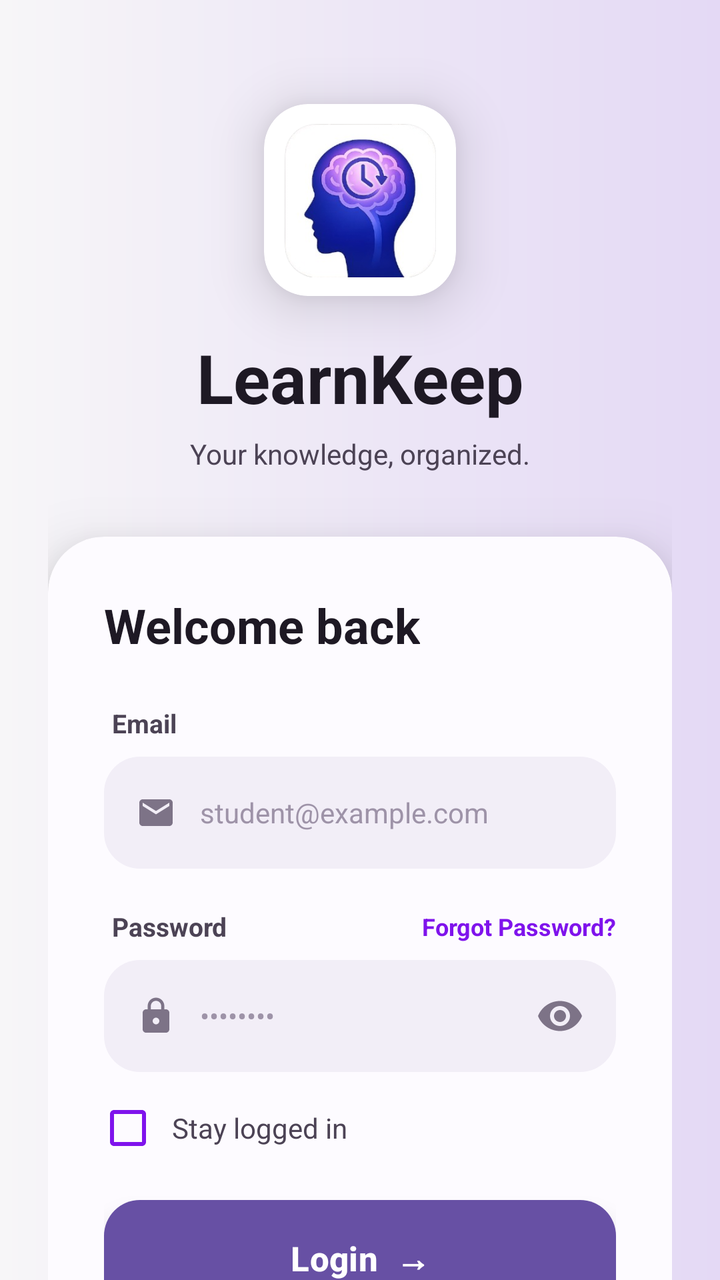
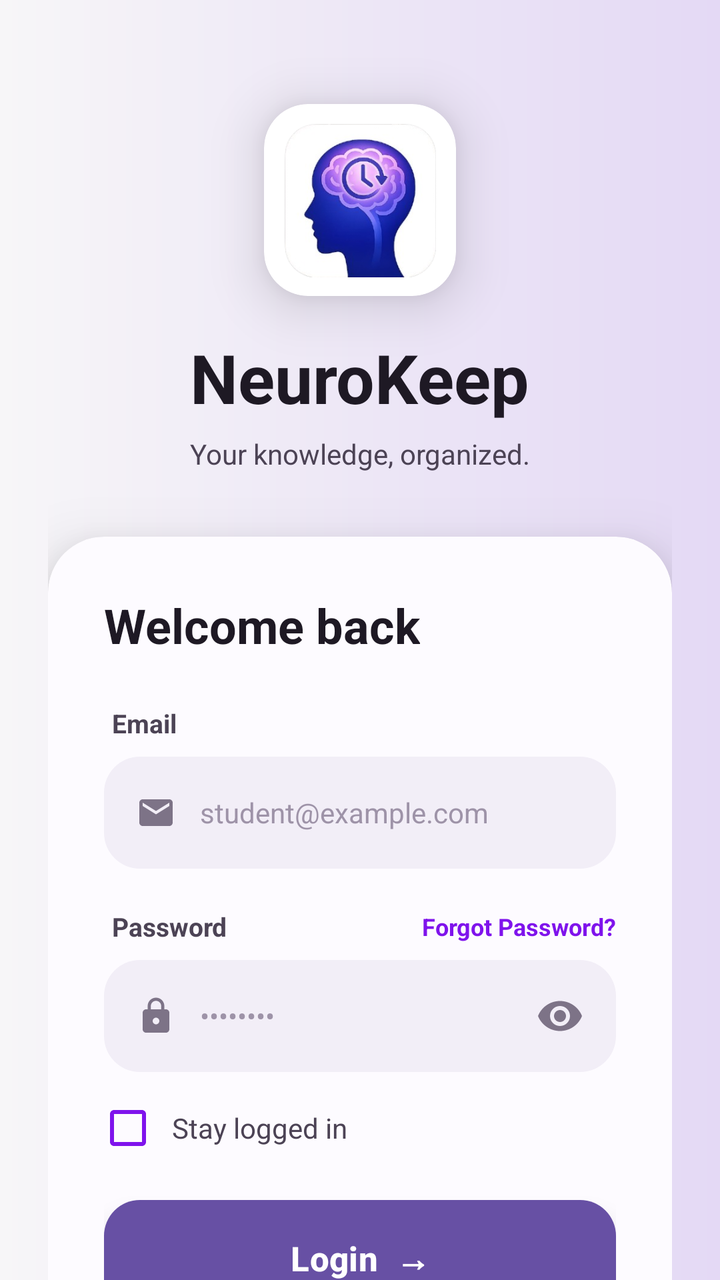

Compare the two renders of this Android layout. The source of the first and the diff that turns it into the second are given below.
<!-- AndroidManifest.xml: application theme Theme.LearnKeep -->
<!-- res/layout/activity_login.xml -->
<?xml version="1.0" encoding="utf-8"?>
<ScrollView xmlns:android="http://schemas.android.com/apk/res/android"
    xmlns:app="http://schemas.android.com/apk/res-auto"
    android:layout_width="match_parent"
    android:layout_height="match_parent"
    android:background="@drawable/bg_login_screen"
    android:fillViewport="true"
    android:fitsSystemWindows="true"
    android:scrollbars="none">

    <LinearLayout
        android:layout_width="match_parent"
        android:layout_height="wrap_content"
        android:orientation="vertical"
        android:gravity="center_horizontal"
        android:paddingStart="24dp"
        android:paddingEnd="24dp"
        android:paddingBottom="32dp">

        
        <androidx.cardview.widget.CardView
            android:layout_width="96dp"
            android:layout_height="96dp"
            android:layout_marginTop="52dp"
            app:cardCornerRadius="22dp"
            app:cardElevation="16dp">

            <ImageView
                android:layout_width="match_parent"
                android:layout_height="match_parent"
                android:contentDescription="AppLogo"
                android:padding="10dp"
                android:scaleType="centerCrop"
                android:src="@drawable/learnkeep_logo" />

        </androidx.cardview.widget.CardView>

        
        <TextView
            android:layout_width="wrap_content"
            android:layout_height="wrap_content"
            android:layout_marginTop="18dp"
            android:text="LearnKeep"
            android:textColor="#1E1924"
            android:textSize="34sp"
            android:textStyle="bold"/>

        
        <TextView
            android:layout_width="wrap_content"
            android:layout_height="wrap_content"
            android:layout_marginTop="6dp"
            android:text="Your knowledge, organized."
            android:textColor="#4C4355"
            android:textSize="14sp"/>

        
        <androidx.cardview.widget.CardView
            android:layout_width="match_parent"
            android:layout_height="wrap_content"
            android:layout_marginTop="32dp"
            app:cardCornerRadius="28dp"
            app:cardElevation="20dp"
            app:cardBackgroundColor="#FDFBFF">

            <LinearLayout
                android:layout_width="match_parent"
                android:layout_height="wrap_content"
                android:orientation="vertical"
                android:padding="28dp">

                <TextView
                    android:layout_width="wrap_content"
                    android:layout_height="wrap_content"
                    android:text="Welcome back"
                    android:textColor="#1E1924"
                    android:textSize="24sp"
                    android:textStyle="bold"
                    android:layout_marginBottom="24dp"/>

                
                <TextView
                    android:layout_width="wrap_content"
                    android:layout_height="wrap_content"
                    android:text="Email"
                    android:textColor="#4C4355"
                    android:textSize="13sp"
                    android:textStyle="bold"
                    android:layout_marginStart="4dp"
                    android:layout_marginBottom="8dp"/>

                
                <LinearLayout
                    android:layout_width="match_parent"
                    android:layout_height="56dp"
                    android:background="@drawable/bg_input_login"
                    android:gravity="center_vertical"
                    android:orientation="horizontal"
                    android:paddingStart="16dp"
                    android:paddingEnd="16dp">

                    <ImageView
                        android:layout_width="20dp"
                        android:layout_height="20dp"
                        android:src="@drawable/ic_login_mail"
                        app:tint="#7D7387" />

                    <EditText
                        android:id="@+id/etEmail"
                        android:layout_width="0dp"
                        android:layout_height="match_parent"
                        android:layout_weight="1"
                        android:background="@null"
                        android:hint="student@example.com"
                        android:textColorHint="#9E93A8"
                        android:inputType="textEmailAddress"
                        android:textSize="14sp"
                        android:textColor="#1E1924"
                        android:paddingStart="12dp"
                        android:imeOptions="actionNext"
                        android:singleLine="true"/>
                </LinearLayout>

                
                <LinearLayout
                    android:layout_width="match_parent"
                    android:layout_height="wrap_content"
                    android:orientation="horizontal"
                    android:gravity="center_vertical"
                    android:layout_marginTop="20dp"
                    android:layout_marginBottom="8dp">

                    <TextView
                        android:layout_width="0dp"
                        android:layout_height="wrap_content"
                        android:layout_weight="1"
                        android:text="Password"
                        android:textColor="#4C4355"
                        android:textSize="13sp"
                        android:textStyle="bold"
                        android:layout_marginStart="4dp"/>

                    
                    <TextView
                        android:id="@+id/txtForgotPassword"
                        android:layout_width="wrap_content"
                        android:layout_height="wrap_content"
                        android:text="Forgot Password?"
                        android:textColor="#7F13EC"
                        android:textSize="12sp"
                        android:textStyle="bold"
                        android:clickable="true"
                        android:focusable="true"/>
                </LinearLayout>

                
                <LinearLayout
                    android:layout_width="match_parent"
                    android:layout_height="56dp"
                    android:background="@drawable/bg_input_login"
                    android:gravity="center_vertical"
                    android:orientation="horizontal"
                    android:paddingStart="16dp"
                    android:paddingEnd="8dp">

                    <ImageView
                        android:layout_width="20dp"
                        android:layout_height="20dp"
                        android:src="@drawable/ic_login_lock"
                        app:tint="#7D7387" />

                    <EditText
                        android:id="@+id/etPassword"
                        android:layout_width="0dp"
                        android:layout_height="match_parent"
                        android:layout_weight="1"
                        android:background="@null"
                        android:hint="••••••••"
                        android:textColorHint="#9E93A8"
                        android:inputType="textPassword"
                        android:textSize="14sp"
                        android:textColor="#1E1924"
                        android:paddingStart="12dp"
                        android:imeOptions="actionDone"
                        android:singleLine="true"/>

                    <ImageButton
                        android:id="@+id/ibTogglePassword"
                        android:layout_width="40dp"
                        android:layout_height="40dp"
                        android:background="@android:color/transparent"
                        android:src="@drawable/ic_login_visibility"
                        android:padding="8dp"
                        android:contentDescription="Toggle password"
                        app:tint="#7D7387" />
                </LinearLayout>

                
                <LinearLayout
                    android:layout_width="match_parent"
                    android:layout_height="wrap_content"
                    android:orientation="horizontal"
                    android:gravity="center_vertical"
                    android:layout_marginTop="16dp">

                    <CheckBox
                        android:id="@+id/cbStayLoggedIn"
                        android:layout_width="24dp"
                        android:layout_height="24dp"
                        android:buttonTint="#7F13EC"/>

                    <TextView
                        android:layout_width="wrap_content"
                        android:layout_height="wrap_content"
                        android:text="Stay logged in"
                        android:textColor="#4C4355"
                        android:textSize="14sp"
                        android:layout_marginStart="10dp"/>
                </LinearLayout>

                
                <Button
                    android:id="@+id/btnLogin"
                    android:layout_width="match_parent"
                    android:layout_height="58dp"
                    android:layout_marginTop="24dp"
                    android:background="@drawable/bg_btn_login_primary"
                    android:text="Login  →"
                    android:textColor="#FFFFFF"
                    android:textSize="17sp"
                    android:textStyle="bold"
                    android:stateListAnimator="@null"
                    android:elevation="8dp"/>

                
                <LinearLayout
                    android:layout_width="match_parent"
                    android:layout_height="wrap_content"
                    android:orientation="horizontal"
                    android:gravity="center_vertical"
                    android:layout_marginTop="28dp"
                    android:layout_marginBottom="20dp">

                    <View
                        android:layout_width="0dp"
                        android:layout_height="1dp"
                        android:layout_weight="1"
                        android:background="#33CEC2D8"/>

                    <TextView
                        android:layout_width="wrap_content"
                        android:layout_height="wrap_content"
                        android:text="CONTINUE WITH"
                        android:textColor="#7D7387"
                        android:textSize="10sp"
                        android:paddingStart="14dp"
                        android:paddingEnd="14dp"
                        android:letterSpacing="0.12"/>

                    <View
                        android:layout_width="0dp"
                        android:layout_height="1dp"
                        android:layout_weight="1"
                        android:background="#33CEC2D8"/>
                </LinearLayout>

                
                <LinearLayout
                    android:layout_width="match_parent"
                    android:layout_height="wrap_content"
                    android:orientation="horizontal"
                    android:weightSum="2">

                    <LinearLayout
                        android:id="@+id/btnApple"
                        android:layout_width="0dp"
                        android:layout_height="52dp"
                        android:layout_weight="1"
                        android:layout_marginEnd="8dp"
                        android:background="@drawable/bg_btn_social"
                        android:orientation="horizontal"
                        android:gravity="center"
                        android:clickable="true"
                        android:focusable="true">

                        <TextView
                            android:layout_width="wrap_content"
                            android:layout_height="wrap_content"
                            android:text=""
                            android:textColor="#1E1924"
                            android:textSize="18sp"/>

                        <TextView
                            android:layout_width="wrap_content"
                            android:layout_height="wrap_content"
                            android:text="Apple"
                            android:textColor="#1E1924"
                            android:textSize="14sp"
                            android:textStyle="bold"
                            android:layout_marginStart="8dp"/>
                    </LinearLayout>

                    <LinearLayout
                        android:id="@+id/btnGoogle"
                        android:layout_width="0dp"
                        android:layout_height="52dp"
                        android:layout_weight="1"
                        android:layout_marginStart="8dp"
                        android:background="@drawable/bg_btn_social"
                        android:orientation="horizontal"
                        android:gravity="center"
                        android:clickable="true"
                        android:focusable="true">

                        <TextView
                            android:layout_width="wrap_content"
                            android:layout_height="wrap_content"
                            android:text="G"
                            android:textColor="#4285F4"
                            android:textSize="18sp"
                            android:textStyle="bold"/>

                        <TextView
                            android:layout_width="wrap_content"
                            android:layout_height="wrap_content"
                            android:text="Google"
                            android:textColor="#1E1924"
                            android:textSize="14sp"
                            android:textStyle="bold"
                            android:layout_marginStart="8dp"/>
                    </LinearLayout>
                </LinearLayout>

            </LinearLayout>
        </androidx.cardview.widget.CardView>

        
        <LinearLayout
            android:layout_width="wrap_content"
            android:layout_height="wrap_content"
            android:orientation="horizontal"
            android:gravity="center_vertical"
            android:layout_marginTop="28dp">

            <TextView
                android:layout_width="wrap_content"
                android:layout_height="wrap_content"
                android:text="New to LearnKeep? "
                android:textColor="#4C4355"
                android:textSize="14sp"/>

            <TextView
                android:id="@+id/txtSignup"
                android:layout_width="wrap_content"
                android:layout_height="wrap_content"
                android:text="Sign up for free"
                android:textColor="#7F13EC"
                android:textSize="14sp"
                android:textStyle="bold"
                android:clickable="true"
                android:focusable="true"/>
        </LinearLayout>

        
        <LinearLayout
            android:layout_width="wrap_content"
            android:layout_height="wrap_content"
            android:orientation="horizontal"
            android:layout_marginTop="20dp"
            android:layout_marginBottom="8dp">

            <TextView
                android:layout_width="wrap_content"
                android:layout_height="wrap_content"
                android:text="PRIVACY POLICY"
                android:textColor="#7D7387"
                android:textSize="10sp"
                android:clickable="true"
                android:focusable="true"/>

            <View
                android:layout_width="24dp"
                android:layout_height="1dp"/>

            <TextView
                android:layout_width="wrap_content"
                android:layout_height="wrap_content"
                android:text="TERMS OF SERVICE"
                android:textColor="#7D7387"
                android:textSize="10sp"
                android:clickable="true"
                android:focusable="true"/>
        </LinearLayout>

    </LinearLayout>
</ScrollView>
<!-- resources referenced by this layout -->
<resources>
  <!-- drawable bg_btn_login_primary (drawable) -->
  <?xml version="1.0" encoding="utf-8"?>
  <selector xmlns:android="http://schemas.android.com/apk/res/android">
      <item android:state_pressed="true">
          <shape android:shape="rectangle">
              <corners android:radius="18dp"/>
              <solid android:color="#6200BC"/>
          </shape>
      </item>
      <item>
          <shape android:shape="rectangle">
              <corners android:radius="18dp"/>
              <solid android:color="#7F13EC"/>
          </shape>
      </item>
  </selector>
  <!-- drawable bg_btn_social (drawable) -->
  <?xml version="1.0" encoding="utf-8"?>
  <selector xmlns:android="http://schemas.android.com/apk/res/android">
      <item android:state_pressed="true">
          <shape android:shape="rectangle">
              <corners android:radius="14dp"/>
              <solid android:color="#F0EAF8"/>
              <stroke android:width="1dp" android:color="#CEC2D8"/>
          </shape>
      </item>
      <item>
          <shape android:shape="rectangle">
              <corners android:radius="14dp"/>
              <solid android:color="#FFFFFF"/>
              <stroke android:width="1dp" android:color="#CEC2D8"/>
          </shape>
      </item>
  </selector>
  <!-- drawable bg_input_login (drawable) -->
  <?xml version="1.0" encoding="utf-8"?>
  <selector xmlns:android="http://schemas.android.com/apk/res/android">
      <item android:state_focused="true">
          <shape android:shape="rectangle">
              <corners android:radius="18dp"/>
              <solid android:color="#F0EBF8"/>
              <stroke android:width="2dp" android:color="#7F13EC"/>
          </shape>
      </item>
      <item>
          <shape android:shape="rectangle">
              <corners android:radius="18dp"/>
              <solid android:color="#F2EEF7"/>
          </shape>
      </item>
  </selector>
  <!-- drawable bg_login_screen (drawable) -->
  <?xml version="1.0" encoding="utf-8"?>
  <shape xmlns:android="http://schemas.android.com/apk/res/android">
      <gradient
          android:type="linear"
          android:angle="180"
          android:startColor="#E4D9F5"
          android:centerColor="#EDE7F6"
          android:endColor="#F7F6F8"/>
  </shape>
  <!-- drawable ic_login_lock (drawable) -->
  <?xml version="1.0" encoding="utf-8"?>
  <vector xmlns:android="http://schemas.android.com/apk/res/android"
      android:width="24dp" android:height="24dp"
      android:viewportWidth="24" android:viewportHeight="24">
      <path android:fillColor="#FF000000"
          android:pathData="M18,8h-1V6c0,-2.76 -2.24,-5 -5,-5S7,3.24 7,6v2H6c-1.1,0 -2,0.9 -2,2v10c0,1.1 0.9,2 2,2h12c1.1,0 2,-0.9 2,-2V10c0,-1.1 -0.9,-2 -2,-2zM12,17c-1.1,0 -2,-0.9 -2,-2s0.9,-2 2,-2 2,0.9 2,2 -0.9,2 -2,2zM15.1,8H8.9V6c0,-1.71 1.39,-3.1 3.1,-3.1 1.71,0 3.1,1.39 3.1,3.1v2z"/>
  </vector>
  <!-- drawable ic_login_mail (drawable) -->
  <?xml version="1.0" encoding="utf-8"?>
  <vector xmlns:android="http://schemas.android.com/apk/res/android"
      android:width="24dp" android:height="24dp"
      android:viewportWidth="24" android:viewportHeight="24">
      <path android:fillColor="#FF000000"
          android:pathData="M20,4H4C2.9,4 2,4.9 2,6v12c0,1.1 0.9,2 2,2h16c1.1,0 2,-0.9 2,-2V6C22,4.9 21.1,4 20,4zM20,8l-8,5L4,8V6l8,5 8,-5v2z"/>
  </vector>
  <!-- drawable ic_login_visibility (drawable) -->
  <?xml version="1.0" encoding="utf-8"?>
  <vector xmlns:android="http://schemas.android.com/apk/res/android"
      android:width="24dp" android:height="24dp"
      android:viewportWidth="24" android:viewportHeight="24">
      <path android:fillColor="#FF000000"
          android:pathData="M12,4.5C7,4.5 2.73,7.61 1,12c1.73,4.39 6,7.5 11,7.5s9.27,-3.11 11,-7.5C21.27,7.61 17,4.5 12,4.5zM12,17c-2.76,0 -5,-2.24 -5,-5s2.24,-5 5,-5 5,2.24 5,5 -2.24,5 -5,5zM12,9c-1.66,0 -3,1.34 -3,3s1.34,3 3,3 3,-1.34 3,-3 -1.34,-3 -3,-3z"/>
  </vector>
  <style name="Theme.LearnKeep" parent="Base.Theme.LearnKeep" />
  <style name="Base.Theme.LearnKeep" parent="Theme.Material3.DayNight.NoActionBar">
          
          
      </style>
  <!-- unchanged entries left out for length: 1 -->
</resources>

<!-- the commit's change to res/layout/activity_login.xml (unified diff, before → after) -->
@@ -40,7 +40,7 @@
             android:layout_width="wrap_content"
             android:layout_height="wrap_content"
             android:layout_marginTop="18dp"
-            android:text="LearnKeep"
+            android:text="NeuroKeep"
             android:textColor="#1E1924"
             android:textSize="34sp"
             android:textStyle="bold"/>
@@ -345,7 +345,7 @@
             <TextView
                 android:layout_width="wrap_content"
                 android:layout_height="wrap_content"
-                android:text="New to LearnKeep? "
+                android:text="New to NeuroKeep? "
                 android:textColor="#4C4355"
                 android:textSize="14sp"/>
 
